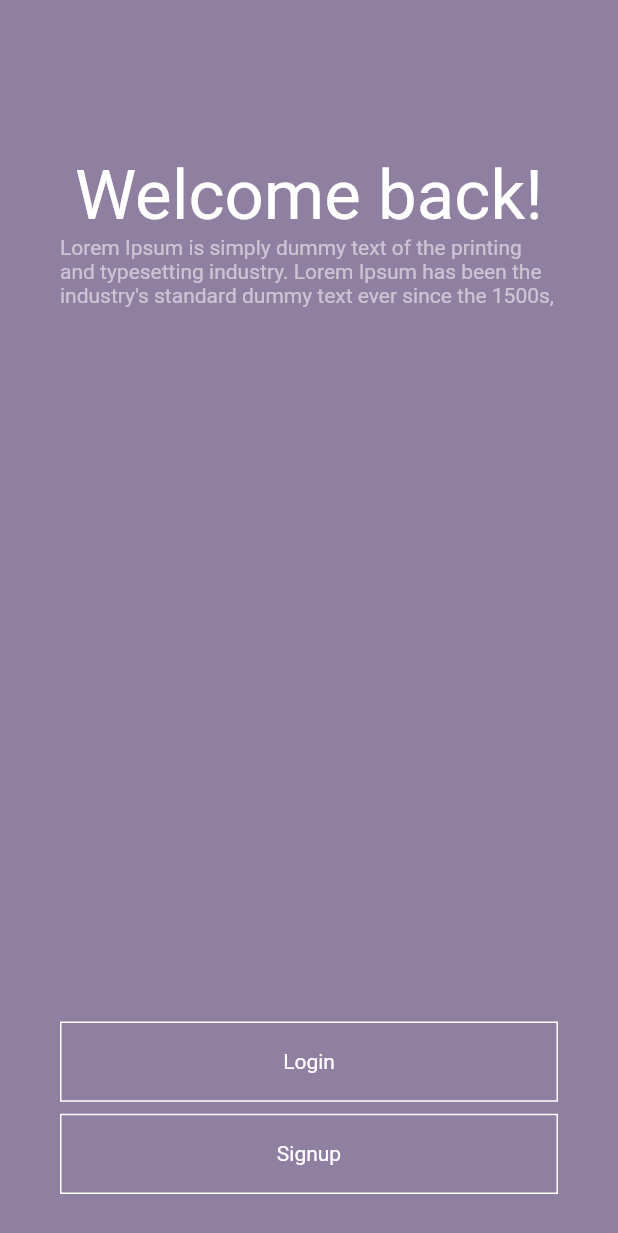
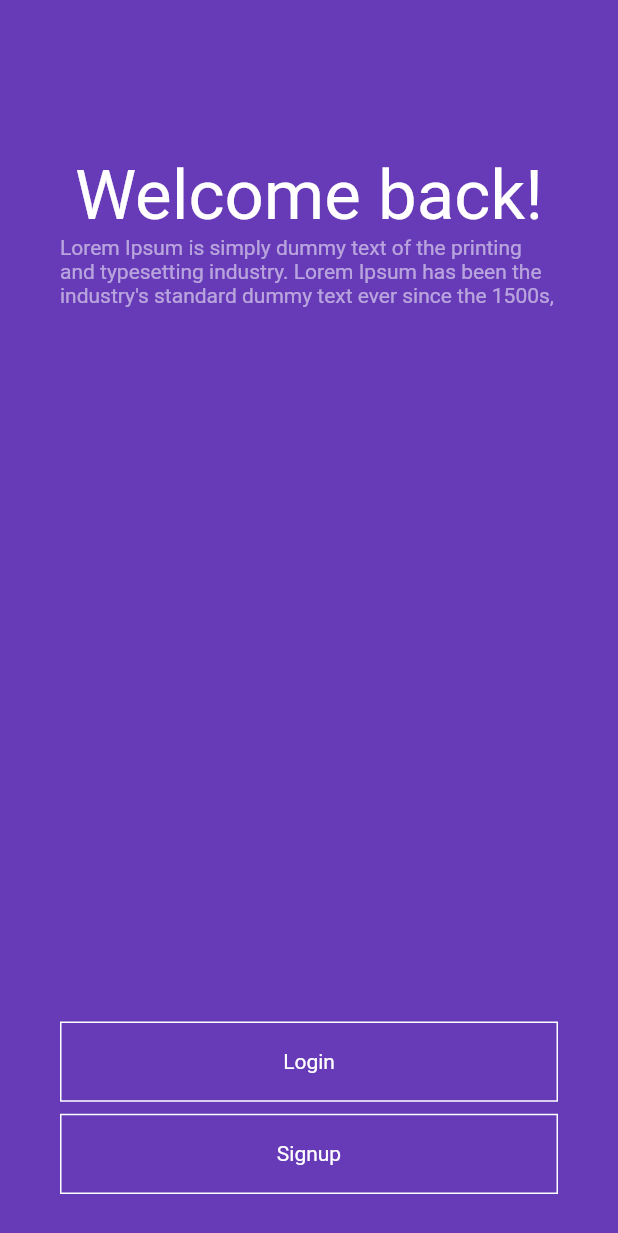
Before and after one commit to aymensbh19/pfe3, a Flutter app: the screen it shows after launch, on a phone screen of 412 x 824 dp. Shown: the top 1233 px of the screen. Run offline on Flutter 3.47's test engine with Material 2 defaults, Android fonts, the phone set to English and light mode, and no system bars; our stand-ins replace cloud_firestore, firebase_auth, firebase_core, firebase_storage, google_sign_in; missing offline and left inert: groovin_material_icons; accounts and stored records are empty; Roboto replaces fonts that are missing (Baloo).

Commit message:
First commit

```diff
--- a/lib/pages/welcome.dart
+++ b/lib/pages/welcome.dart
@@ -11,12 +11,12 @@ class _WelcomePageState extends State<WelcomePage> {
   @override
   Widget build(BuildContext context) {
     return Container(
-      color: Color(0xFF8f7fa0),
+      color: Colors.deepPurple,
       child: Scaffold(
         body: Container(
           margin: EdgeInsets.only(
               top: MediaQuery.of(context).size.height / 8, left: 40, right: 40),
-          color: Color(0xFF8f7fa0),
+          color: Colors.deepPurple,
           padding: MediaQuery.of(context).padding,
           child: Column(
             //work with design later
@@ -49,7 +49,7 @@ class _WelcomePageState extends State<WelcomePage> {
                         margin: EdgeInsets.only(bottom: 8),
                         alignment: Alignment.center,
                         decoration: BoxDecoration(
-                            color:Color(0xFF8f7fa0),
+                            color:Colors.deepPurple,
                             border: Border.all(color: Colors.white)),
                         child: Material(
                           child: InkWell(
@@ -69,7 +69,7 @@ class _WelcomePageState extends State<WelcomePage> {
                         margin: EdgeInsets.only(bottom: 8),
                         alignment: Alignment.center,
                         decoration: BoxDecoration(
-                            color: Color(0xFF8f7fa0),
+                            color: Colors.deepPurple,
                             border: Border.all(color: Colors.white)),
                         child: Material(
                           child: InkWell(
```
Also changed, not shown: lib/main.dart (+8 -1 lines).
